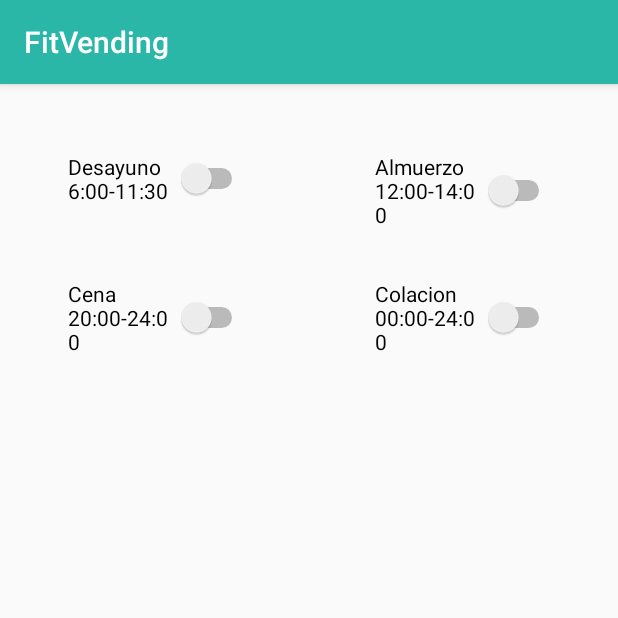
After one commit to brianbayarri/FitVending_Desarrollo, an Android app: the AlimentacionActivity screen opened directly, with no data from a screen before it, on a phone screen of 412 x 824 dp, the top half of it. The commit adds this screen. Run offline under Robolectric (Android 15) with nearby library versions, the phone set to English and light mode, and no system bars.

Commit message:
activity de alimentacion

```diff
--- a/Android/trunk/app/src/main/AndroidManifest.xml
+++ b/Android/trunk/app/src/main/AndroidManifest.xml
@@ -9,7 +9,8 @@
         android:roundIcon="@mipmap/ic_launcher_round"
         android:supportsRtl="true"
         android:theme="@style/AppTheme">
-        <activity android:name=".CronometroActivity"></activity>
+        <activity android:name=".AlimentacionActivity"></activity>
+        <activity android:name=".CronometroActivity" />
         <activity android:name=".VendingActivity" />
         <activity android:name=".RutinaActivity" />
         <activity
--- /dev/null
+++ b/Android/trunk/app/src/main/java/com/example/fitvending/AlimentacionActivity.java
@@ -0,0 +1,13 @@
+package com.example.fitvending;
+
+import android.support.v7.app.AppCompatActivity;
+import android.os.Bundle;
+
+public class AlimentacionActivity extends AppCompatActivity {
+
+    @Override
+    protected void onCreate(Bundle savedInstanceState) {
+        super.onCreate(savedInstanceState);
+        setContentView(R.layout.activity_alimentacion);
+    }
+}
--- a/Android/trunk/app/src/main/java/com/example/fitvending/MainActivity.java
+++ b/Android/trunk/app/src/main/java/com/example/fitvending/MainActivity.java
@@ -94,8 +94,11 @@ public class MainActivity extends AppCompatActivity
 
         } else if (id == R.id.nav_send) {
 
-        } else if (id == R.id.nav_Rutina){
-            intent = new Intent(this,RutinaActivity.class);
+        } else if (id == R.id.nav_Rutina) {
+            intent = new Intent(this, RutinaActivity.class);
+            startActivity(intent);
+        } else if (id == R.id.nav_Alimentacion) {
+            intent = new Intent(this, AlimentacionActivity.class);
             startActivity(intent);
         }
 
--- /dev/null
+++ b/Android/trunk/app/src/main/res/layout/activity_alimentacion.xml
@@ -0,0 +1,38 @@
+<?xml version="1.0" encoding="utf-8"?>
+<RelativeLayout xmlns:android="http://schemas.android.com/apk/res/android"
+    xmlns:app="http://schemas.android.com/apk/res-auto"
+    xmlns:tools="http://schemas.android.com/tools"
+    android:layout_width="match_parent"
+    android:layout_height="match_parent"
+    tools:context=".AlimentacionActivity">
+
+    <Switch
+        android:id="@+id/sw_desayuno"
+        android:layout_width="120dp"
+        android:layout_height="wrap_content"
+        android:layout_marginVertical="45dp"
+        android:layout_marginLeft="45dp"
+        android:layout_marginBottom="45dp"
+        android:text="Desayuno 6:00-11:30" />
+    <Switch
+        android:id="@+id/sw_almuerzo"
+        android:layout_width="120dp"
+        android:layout_height="wrap_content"
+        android:layout_marginVertical="45dp"
+        android:layout_marginLeft="250dp"
+        android:text="Almuerzo 12:00-14:00" />
+    <Switch
+        android:id="@+id/sw_cena"
+        android:layout_width="120dp"
+        android:layout_height="wrap_content"
+        android:layout_marginVertical="130dp"
+        android:layout_marginLeft="45dp"
+        android:text="Cena 20:00-24:00" />
+    <Switch
+        android:id="@+id/sw_colacion"
+        android:layout_width="120dp"
+        android:layout_height="wrap_content"
+        android:layout_marginVertical="130dp"
+        android:layout_marginLeft="250dp"
+        android:text="Colacion 00:00-24:00" />
+</RelativeLayout>
--- a/Android/trunk/app/src/main/res/menu/activity_main_drawer.xml
+++ b/Android/trunk/app/src/main/res/menu/activity_main_drawer.xml
@@ -25,6 +25,11 @@
             android:icon="@drawable/ic_menu_manage"
             android:title="@string/menu_Rutina"
             />
+        <item
+            android:id="@+id/nav_Alimentacion"
+            android:icon="@drawable/ic_menu_manage"
+            android:title="Alimentacion"
+            />
 
 
     </group>
```
